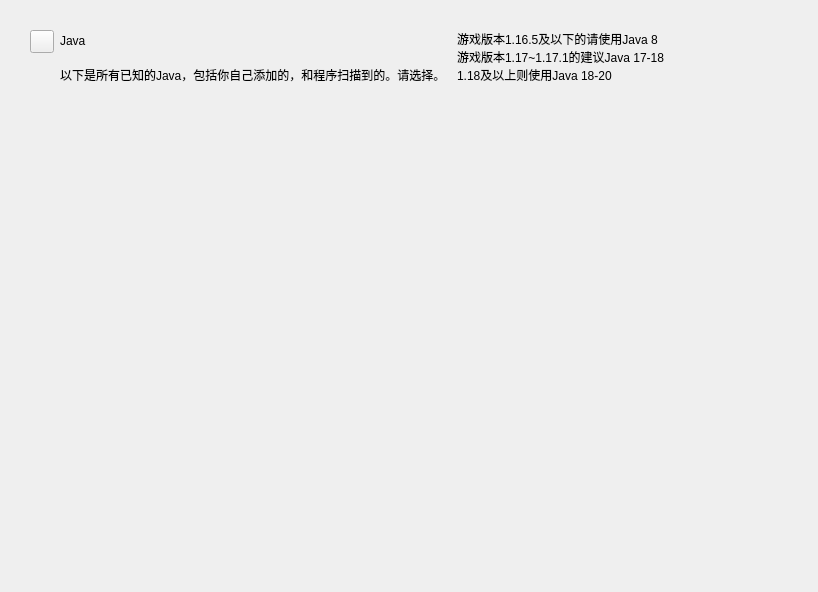
Above: QtUI/Pages/selectJavaPage.ui from MCSLTeam/MCSL2 before the change. Below: the same form after it.
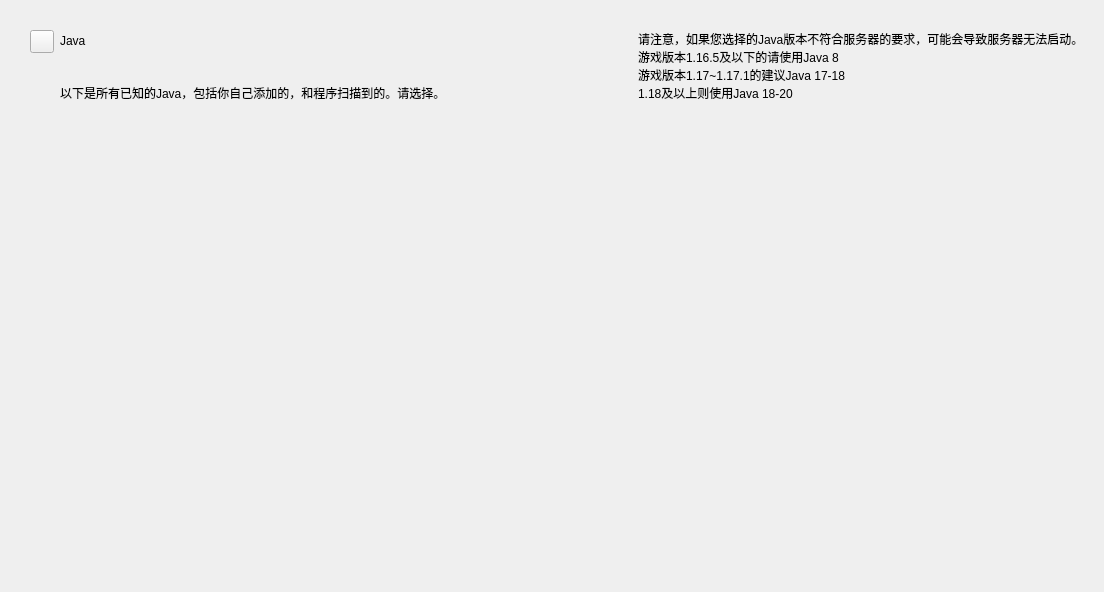
That is the form after the change. Custom widgets are drawn as their Qt base class.

Commit message: Opt | new select java page

Patch:
```diff
--- a/QtUI/Pages/selectJavaPage.ui
+++ b/QtUI/Pages/selectJavaPage.ui
@@ -6,7 +6,7 @@
    <rect>
     <x>0</x>
     <y>0</y>
-    <width>818</width>
+    <width>1104</width>
     <height>592</height>
    </rect>
   </property>
@@ -49,8 +49,8 @@
        <rect>
         <x>0</x>
         <y>0</y>
-        <width>778</width>
-        <height>472</height>
+        <width>1064</width>
+        <height>458</height>
        </rect>
       </property>
       <layout class="QVBoxLayout" name="verticalLayout">
@@ -115,7 +115,8 @@
       <item row="0" column="3" rowspan="3">
        <widget class="BodyLabel" name="BodyLabel">
         <property name="text">
-         <string>游戏版本1.16.5及以下的请使用Java 8
+         <string>请注意，如果您选择的Java版本不符合服务器的要求，可能会导致服务器无法启动。
+游戏版本1.16.5及以下的请使用Java 8
 游戏版本1.17~1.17.1的建议Java 17-18
 1.18及以上则使用Java 18-20</string>
         </property>
@@ -127,7 +128,7 @@
          <enum>Qt::Horizontal</enum>
         </property>
         <property name="sizeType">
-         <enum>QSizePolicy::Fixed</enum>
+         <enum>QSizePolicy::Expanding</enum>
         </property>
         <property name="sizeHint" stdset="0">
          <size>
```
The commit also changes 5 other files.
